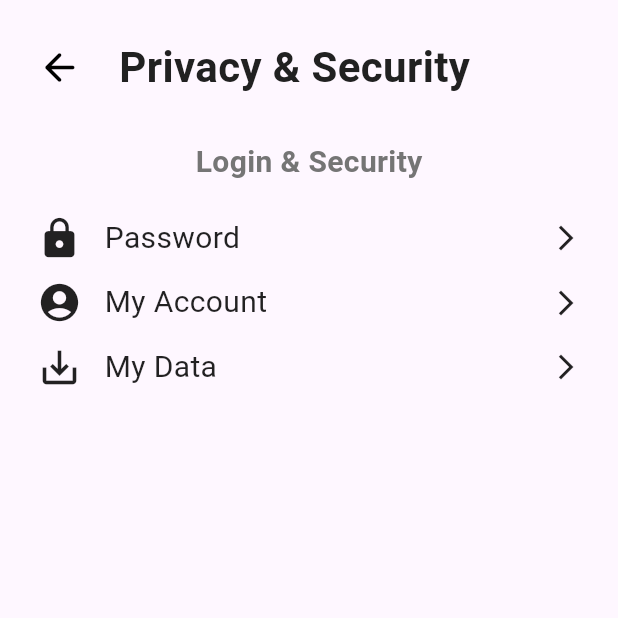
After one commit to ReamDaly/ForgetNot, a Flutter app: the settingPage screen opened directly, after a tap on "Pricavy & Security", on a phone screen of 412 x 824 dp, the top half of it. The commit adds this screen. Run offline on Flutter 3.47's test engine with Material 3 defaults, Android fonts, the phone set to English and light mode, and no system bars; our stand-ins replace dotted_border.

Commit message:
seventh commit

```diff
--- a/lib/Screens/manupage.dart
+++ b/lib/Screens/manupage.dart
@@ -1,6 +1,7 @@
 import 'package:flutter/material.dart';
 import 'package:flutter/services.dart';
 import 'package:forgetnot/Screens/HomePage.dart';
+import 'package:forgetnot/Screens/setting.dart';
 
 class menuPage extends StatefulWidget {
   const menuPage({super.key});
@@ -40,15 +41,22 @@ class _menuPageState extends State<menuPage> {
               ],
             ),
             ),
-            SizedBox(height: he * 0.13,),
+            SizedBox(height: he * 0.03,),
             const Text('Contact Us', style: TextStyle(fontSize: 30)),
             SizedBox(height: he * 0.03),
             const Text('About Us', style: TextStyle(fontSize: 30)),
-            SizedBox(height: he * 0.13),
+            SizedBox(height: he * 0.03),
             const Text('Help', style: TextStyle(fontSize: 30)),
             SizedBox(height: he * 0.03),
-            const Text('Settings', style: TextStyle(fontSize: 30)),
-            SizedBox(height: he * 0.13,),
+            GestureDetector(
+              onTap: () {
+                Navigator.push(context, MaterialPageRoute(builder: (context) => settingPage()));
+              },
+              child: Text('Setting', style: TextStyle(fontSize: 30
+              ),
+              ),
+              ),
+            SizedBox(height: he * 0.03,),
             GestureDetector(
               onTap: () => SystemNavigator.pop(),
               child: const Text('Log out', style: TextStyle(fontSize: 30))),
--- /dev/null
+++ b/lib/Screens/password.dart
@@ -0,0 +1,35 @@
+import 'package:flutter/material.dart';
+import 'package:forgetnot/Screens/privacysecurity.dart';
+import 'package:forgetnot/components/upper_header.dart';
+
+class ChangePassword extends StatefulWidget {
+  const ChangePassword({super.key});
+
+  @override
+  State<ChangePassword> createState() => _ChangePasswordState();
+}
+
+class _ChangePasswordState extends State<ChangePassword> {
+  @override
+  Widget build(BuildContext context) {
+    var he = MediaQuery.of(context).size.height;
+    return SafeArea(
+      child: Scaffold(
+        body: Padding(padding: EdgeInsets.only(left: he * 0.03, right: he * 0.03),
+        child: Column(
+          crossAxisAlignment: CrossAxisAlignment.start,
+          children: [
+            upperHeader("Settings", context, false, page: const PrivacySecurity()),
+            SizedBox(height: he * 0.042),
+            Text("Your password must be at least 6 characters",
+            style: TextStyle(fontSize: 16, color: Colors.grey[600], fontWeight: FontWeight.bold),
+            ),
+            SizedBox(height: he * 0.01),
+            TextFormField
+          ]
+        )
+        ),
+      )
+    );
+  }
+}
--- /dev/null
+++ b/lib/Screens/privacysecurity.dart
@@ -0,0 +1,65 @@
+import 'package:flutter/material.dart';
+import 'package:forgetnot/components/upper_header.dart';
+import 'package:forgetnot/Screens/setting.dart';
+
+class PrivacySecurity extends StatefulWidget {
+  const PrivacySecurity({super.key});
+
+  @override
+  State<PrivacySecurity> createState() => _PrivacySecurityState();
+}
+
+class _PrivacySecurityState extends State<PrivacySecurity> {
+  @override
+  Widget build(BuildContext context) {
+    var he = MediaQuery.of(context).size.height;
+    return Scaffold(
+      backgroundColor: Colors.white,
+      body: SafeArea(child: Scaffold(
+        body: Padding(
+          padding: EdgeInsets.only(left: he * 0.03, right: he * 0.03),
+          child: Column(
+            children: [
+              upperHeader('Privacy & Security', context, false, page: settingPage()),
+              SizedBox(height: he * 0.035),
+              Text(
+                'Login & Security',
+                style: TextStyle(fontSize: 20, fontWeight: FontWeight.bold, color:  Colors.grey.shade600),
+              ),
+              SizedBox(height: he * 0.01),
+              CustomOption("Password", Icons.lock, () {}, () {}),
+              CustomOption("My Account", Icons.account_circle, () {}, () {}),
+              CustomOption("My Data", Icons.save_alt, () {}, () {}),
+            ],
+          ),
+        ),
+      )),
+    );
+  }
+}
+
+Widget CustomOption(String text, IconData icon, Function(), onTap) {
+  return GestureDetector(
+    onTap: onTap,
+    child: Padding(
+      padding: const EdgeInsets.only(top: 13),
+      child: Row(
+        children: [
+          Icon(icon,
+          size: 30,
+          color: Colors.black87
+          ),
+          SizedBox(width: 15),
+          Text(text, style: TextStyle(fontSize: 20, color: Colors.black87)
+          ),
+          Expanded(child: Container()),
+          Icon(
+            Icons.arrow_forward_ios,
+            color: Colors.black87,
+            size: 20,
+          )
+        ],
+      ),
+    ),
+  );
+}
--- /dev/null
+++ b/lib/Screens/setting.dart
@@ -0,0 +1,215 @@
+import 'package:flutter/material.dart';
+import 'package:flutter/cupertino.dart';
+import 'package:forgetnot/Screens/manupage.dart';
+import 'package:forgetnot/Screens/privacysecurity.dart';
+import 'package:forgetnot/components/customText.dart';
+import 'package:forgetnot/components/upper_header.dart';
+import 'package:forgetnot/widgets/constant.dart';
+
+class settingPage extends StatefulWidget {
+  const settingPage({super.key});
+
+  @override
+  State<settingPage> createState() => _settingPageState();
+}
+
+class _settingPageState extends State<settingPage> {
+  bool isSwitch = true;
+  bool isSound = true;
+  @override
+  Widget build(BuildContext context) {
+    var he = MediaQuery.of(context).size.height;
+    return SafeArea(
+      child: Scaffold(
+        backgroundColor: Colors.white,
+        body: Padding(
+          padding: EdgeInsets.only(left: he * 0.03, right: he * 0.03),
+          child: Column(
+            crossAxisAlignment: CrossAxisAlignment.start,
+            children: [
+              upperHeader("Settings", context, false, page: const menuPage()),
+              SizedBox(height: he * 0.035),
+              Container(
+                padding: EdgeInsets.all(he * 0.004),
+                decoration: BoxDecoration(
+                  borderRadius: BorderRadius.circular(15),
+                  gradient: const LinearGradient(
+                    begin: Alignment.topLeft,
+                    end: Alignment.bottomRight,
+                    colors: [
+                      Color.fromARGB(255, 208, 240, 1),
+                      Color.fromARGB(255, 253, 170, 53),
+            ])
+                ),
+                child: Container(
+                  decoration: BoxDecoration(
+                    borderRadius: BorderRadius.circular(15),
+                    color: Colors.grey[200],
+                  ),
+                  padding: EdgeInsets.all(he * 0.012),
+                  child: Row(
+                    children: [
+                      Container(
+                        height: he * 0.07,
+                        width: he * 0.07,
+                        padding: EdgeInsets.all(he * 0.01),
+                        decoration: BoxDecoration(
+                          borderRadius: BorderRadius.circular(15),
+                          color: Colors.grey[300],
+                        ),
+                        child: ColorFiltered(
+                          colorFilter: ColorFilter.mode(
+                            const Color.fromARGB(255, 224, 224, 224).withOpacity(0.6), BlendMode.srcATop,
+
+                          ),
+                          child: Icon(
+                            Icons.workspace_premium_outlined,
+                            size: 30,
+                            color: MyThemeColor.textColor,
+                          ),
+                        ),
+                      ),
+                      SizedBox(width: he * 0.015),
+                      Column(
+                        crossAxisAlignment: CrossAxisAlignment.start,
+                        children: [
+                          Row(
+                            children: [
+                              customText('Tasks', 26),
+                              SizedBox(width: he * 0.05),
+                              const Text("Unlock our most exclusive feeatures",
+                              style: TextStyle(fontSize: 14, color: MyThemeColor.textColor),
+                              ),
+                            ],
+                          )
+                        ],
+                      ),
+                      Expanded(child: Container()),
+                      const Icon(
+                        Icons.arrow_forward_ios,
+                        color: Color.fromARGB(255, 22, 23, 22),
+                        size: 20
+                      ),
+                    ]
+                  ),
+                ),
+              ),
+              SizedBox(height: he * 0.025),
+              Row(
+                children: [
+                  if (isSound == true)
+                    Icon(Icons.volume_up_outlined, size: 25, color: MyThemeColor.textColor)
+                  else
+                    Icon(Icons.volume_off_outlined, size: 25, color: MyThemeColor.textColor),
+                  SizedBox(width: he * 0.015),
+                  const Text(
+                    "Notifications",
+                    style: TextStyle(fontSize: 18, color: MyThemeColor.textColor),
+                  ),
+                  Expanded(child: Container()),
+                  CupertinoSwitch(value: isSwitch, onChanged: (bool value) {
+                    setState(() {
+                      isSwitch = value;
+                  });
+  })
+                ]
+              ),
+              SizedBox(height: he * 0.025),
+              GestureDetector(
+                onTap: () {
+                  Navigator.push(
+                    context, MaterialPageRoute(builder: (context) => const PrivacySecurity())
+                  );
+                },
+                child: Row(
+                  children: [
+                    Icon(Icons.lock_open_outlined, size: 25, color: MyThemeColor.textColor),
+                    SizedBox(width: he * 0.015),
+                    const Text(
+                      "Pricavy & Security",
+                      style: TextStyle(fontSize: 18, color: MyThemeColor.textColor),
+                    ),
+                    Expanded(child: Container()),
+                    const Icon(
+                      Icons.arrow_forward_ios,
+                      color: MyThemeColor.textColor,
+                      size: 20,
+                    )
+                  ],
+                ),
+              ),
+              SizedBox(height: he * 0.025),
+              GestureDetector(
+                onTap: () {},
+                child: GestureDetector(
+                  onTap: () {
+                    // Navigator.push(
+                    //   context,
+                    //   MaterialPageRoute(builder: (context) => aboutApp())
+                    // )
+                  },
+                  child: Row(
+                    children: [
+                      Icon(Icons.info_outline,
+                      size: 25, color: MyThemeColor.textColor),
+                      SizedBox(width: he * 0.015),
+                      const Text(
+                        "About App",
+                        style: TextStyle(fontSize: 18, color: MyThemeColor.textColor),
+                      ),
+                      Expanded(child: Container()),
+                      const Icon(
+                        Icons.arrow_forward_ios,
+                        color: MyThemeColor.textColor,
+                        size: 20,
+                      )
+                    ],
+                  ),
+                ),
+              ),
+              SizedBox(height: he * 0.025),
+              GestureDetector(
+                onTap: () {},
+                child: Row(
+                  children: [
+                    Icon(Icons.help_outline,
+                    size: 25, color: MyThemeColor.textColor),
+                    SizedBox(width: he * 0.015),
+                    const Text(
+                      "Help & Support",
+                      style: TextStyle(fontSize: 18, color: MyThemeColor.textColor),
+                    ),
+                    Expanded(child: Container()),
+                    const Icon(
+                      Icons.arrow_forward_ios,
+                      color: MyThemeColor.textColor,
+                      size: 20,
+                    )
+                  ],
+                )
+              ),
+              SizedBox(height: he * 0.025),
+              const Divider(
+                color: Colors.blue,
+                thickness: 1,
+              ),
+              SizedBox(height: he * 0.02),
+              GestureDetector(
+                onTap: () {},
+                child: const Text(
+                  "Sing Out",
+                  style: TextStyle(fontSize: 17, color: MyThemeColor.textColor),
+                )
+              ),
+              SizedBox(height: he * 0.02),
+              const Text(
+                "Version 1.0.0",
+                style: TextStyle(fontSize: 17, color: MyThemeColor.textColor),
+              )
+            ],
+          ),
+        ),
+      )
+    );
+  }
+}
```
